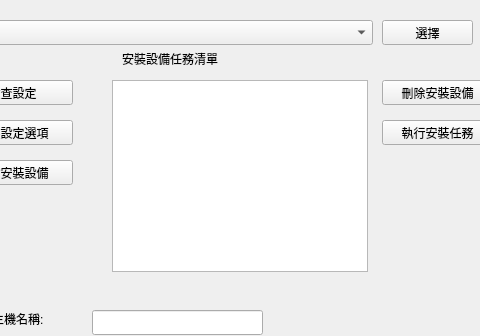
Before: the Qt Designer form ws/src/ros_qt_sen/src/install_shell/install_shell.ui in cocobird231/RV1-gui, drawn with Qt 5; both pictures show x 358 to 838 and y 0 to 336 of the 1003 by 591 pixel window.
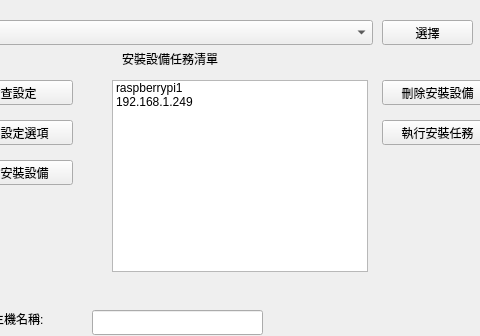
After: the same form once the commit is applied.

```diff
--- a/ws/src/ros_qt_sen/src/install_shell/install_shell.ui
+++ b/ws/src/ros_qt_sen/src/install_shell/install_shell.ui
@@ -166,6 +166,16 @@
      <height>192</height>
     </rect>
    </property>
+   <item>
+    <property name="text">
+     <string>raspberrypi1</string>
+    </property>
+   </item>
+   <item>
+    <property name="text">
+     <string>192.168.1.249</string>
+    </property>
+   </item>
   </widget>
   <widget class="QLabel" name="label_4">
    <property name="geometry">
```
